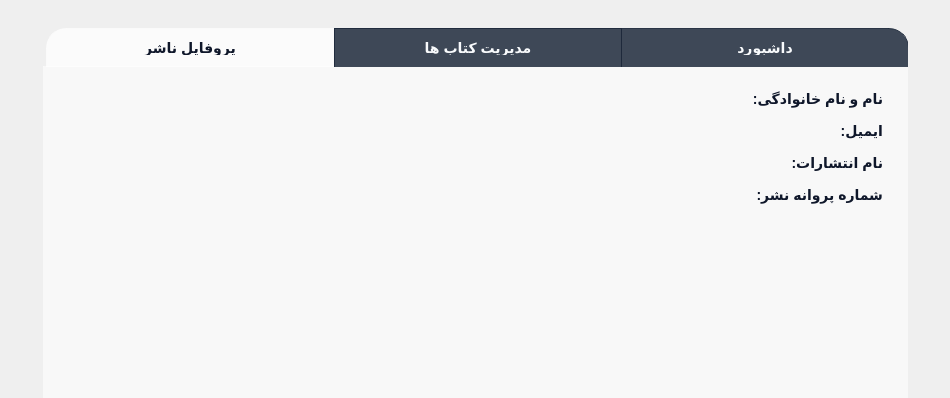
Old version of the form client/publishermainwindow.ui in the repository afkhamis1386-afk/bookCLUB_Project; both pictures show x 0 to 950 and y 0 to 398 of the 950 by 700 pixel window.
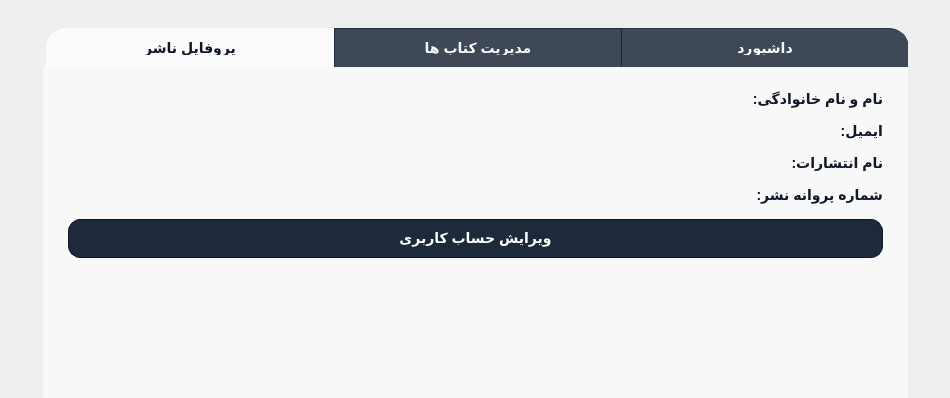
New version of the form. The open tabs and pages were chosen to show the change. Icons and pictures are not drawn.

Commit message: add new options at publishermainwindow and profilewindow

```diff
--- a/client/publishermainwindow.ui
+++ b/client/publishermainwindow.ui
@@ -327,6 +327,13 @@
           </property>
          </widget>
         </item>
+        <item>
+         <widget class="QPushButton" name="editAccountButton">
+          <property name="text">
+           <string>ویرایش حساب کاربری</string>
+          </property>
+         </widget>
+        </item>
         <item>
          <spacer name="profileSpacer">
           <property name="orientation">
```
Left out of the diff: 5 changed lines with no effect on the pictures. The commit also changes 13 other files.
